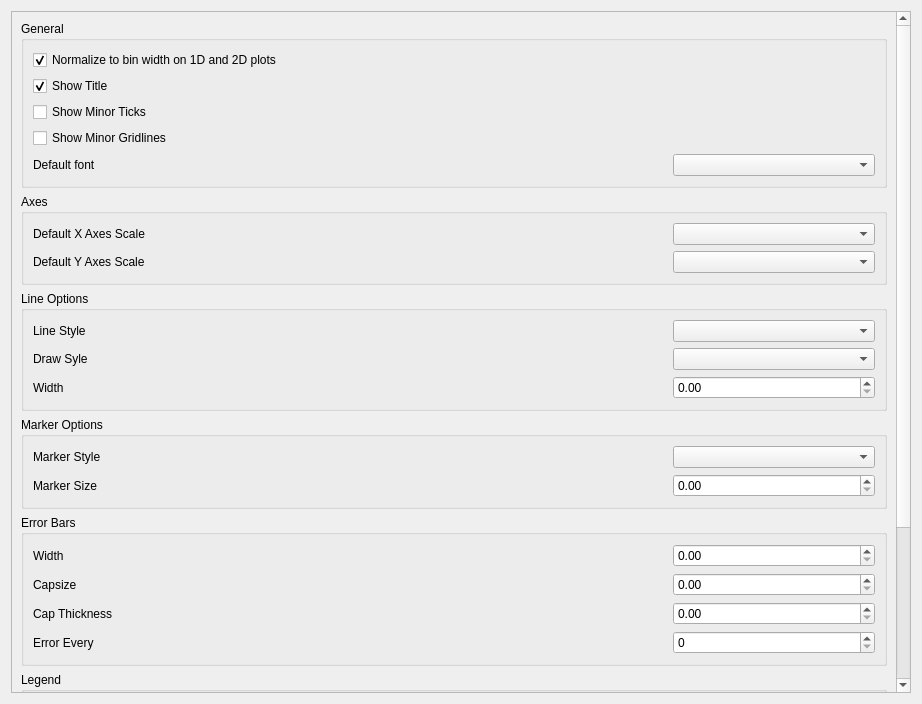
Before: the Qt Designer form qt/applications/workbench/workbench/widgets/settings/plots/section_plots.ui in mantidproject/mantid, drawn with Qt 5.
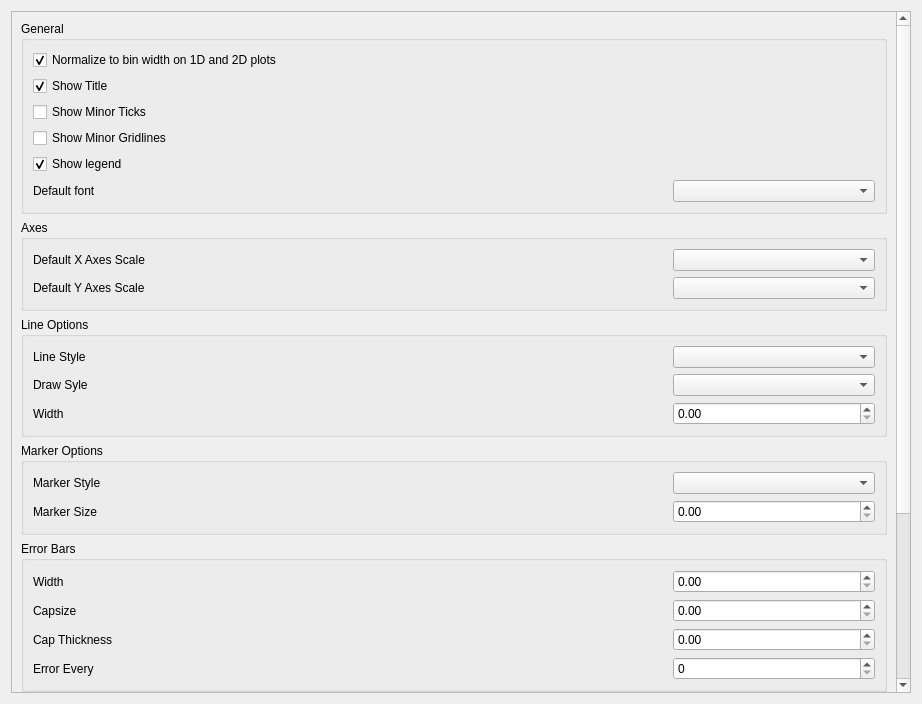
After: the same form once the commit is applied.

Commit message: Add setting to show/hide legend in workbench

The edit to the form file:
```diff
--- a/qt/applications/workbench/workbench/widgets/settings/plots/section_plots.ui
+++ b/qt/applications/workbench/workbench/widgets/settings/plots/section_plots.ui
@@ -32,9 +32,9 @@
       <property name="geometry">
        <rect>
         <x>0</x>
-        <y>-126</y>
+        <y>0</y>
         <width>885</width>
-        <height>810</height>
+        <height>834</height>
        </rect>
       </property>
       <property name="sizePolicy">
@@ -101,6 +101,16 @@
               </property>
              </widget>
             </item>
+            <item>
+             <widget class="QCheckBox" name="show_legend">
+              <property name="text">
+               <string>Show legend</string>
+              </property>
+              <property name="checked">
+               <bool>true</bool>
+              </property>
+             </widget>
+            </item>
             <item>
              <layout class="QHBoxLayout" name="horizontalLayout_14">
               <property name="spacing">
```
The commit also changes 6 other files.
